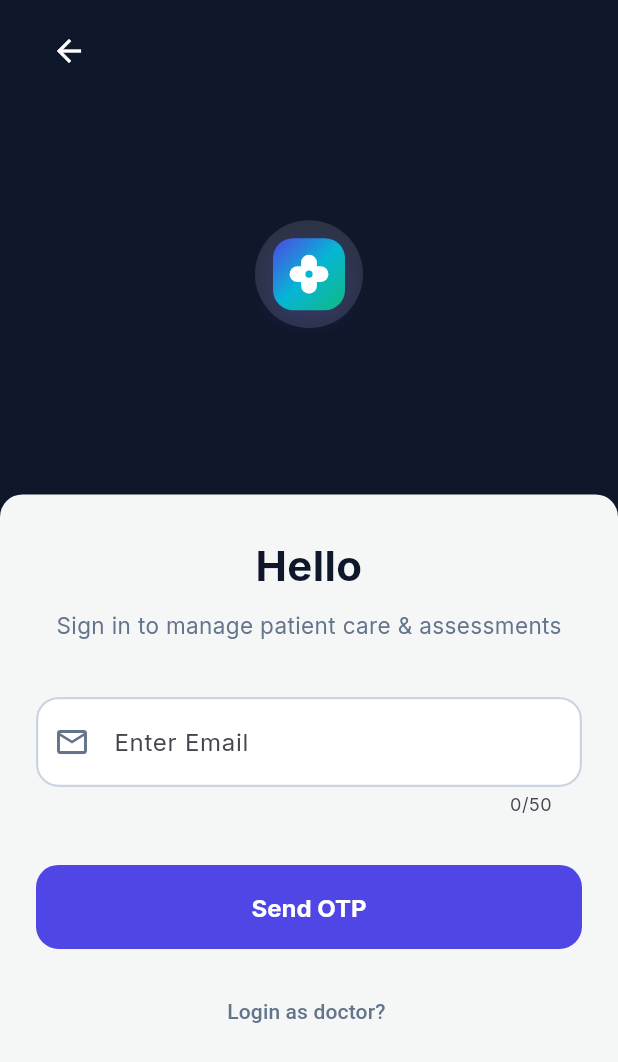
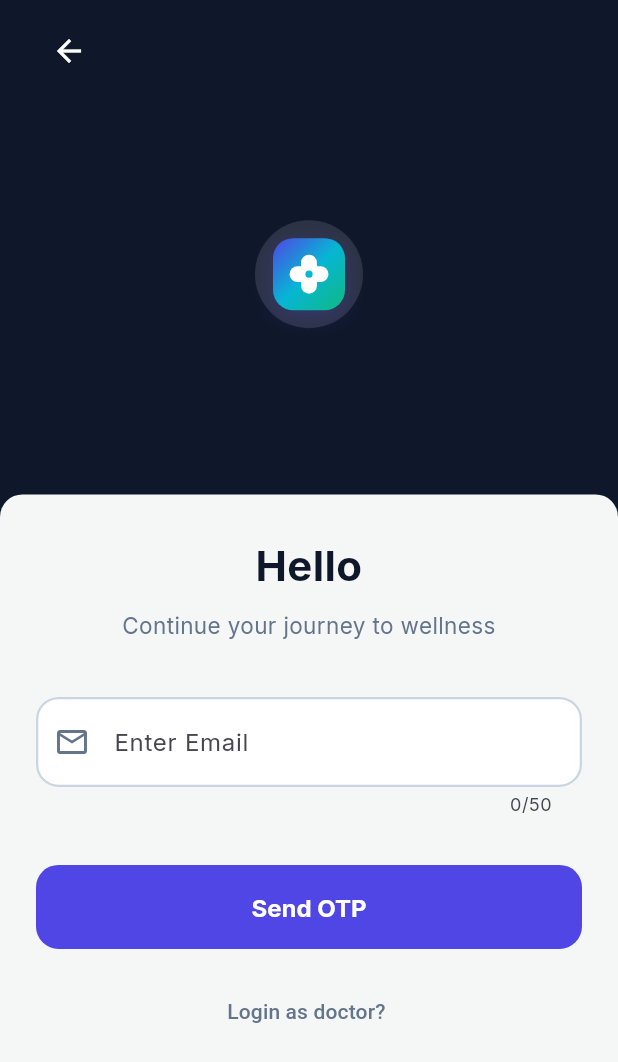
Before and after one commit to atulya1028/atk, a Flutter app: the LoginPage screen opened by its route, on a phone screen of 412 x 824 dp. Shown: the top 1062 px of the screen. Run offline on Flutter 3.47's test engine with Material 3 defaults, Android fonts, the phone set to English and light mode, and no system bars; our stand-ins replace cupertino_ui, flutter_bloc, flutter_screenutil, flutter_secure_storage, material_ui; missing offline and left inert: dart:html; accounts and stored records are empty.

Commit message:
feat(ui): set patient login slogan to Continue your journey to wellness

```diff
--- a/app/lib/patient/pages/login_page.dart
+++ b/app/lib/patient/pages/login_page.dart
@@ -223,12 +223,15 @@ class _LoginPageState extends State<LoginPage> {
                               ),
                               const SizedBox(height: 8),
                               Text(
-                                "Sign in to manage patient care & assessments",
+                                _isDoctorMode
+                                    ? "Sign in to manage patient care & assessments"
+                                    : "Continue your journey to wellness",
                                 style: const TextStyle(
                                   fontSize: 15,
                                   height: 1.5,
                                   color: _muted,
                                 ),
+                                textAlign: TextAlign.center,
                               ),
                               const SizedBox(height: 28),
 
```
